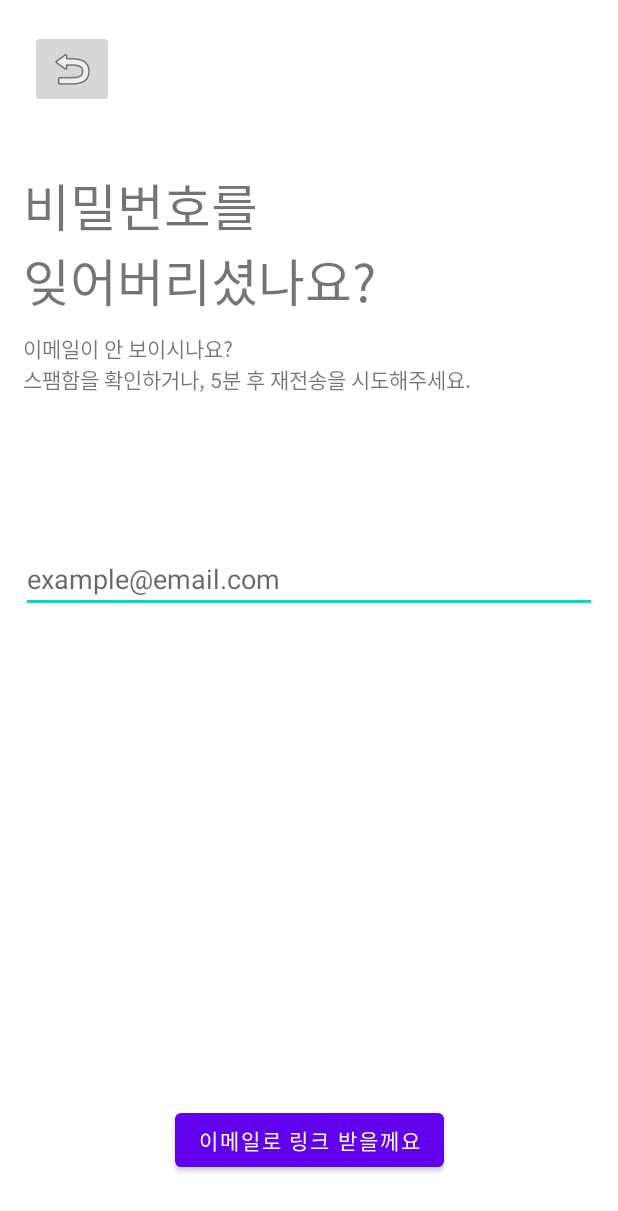
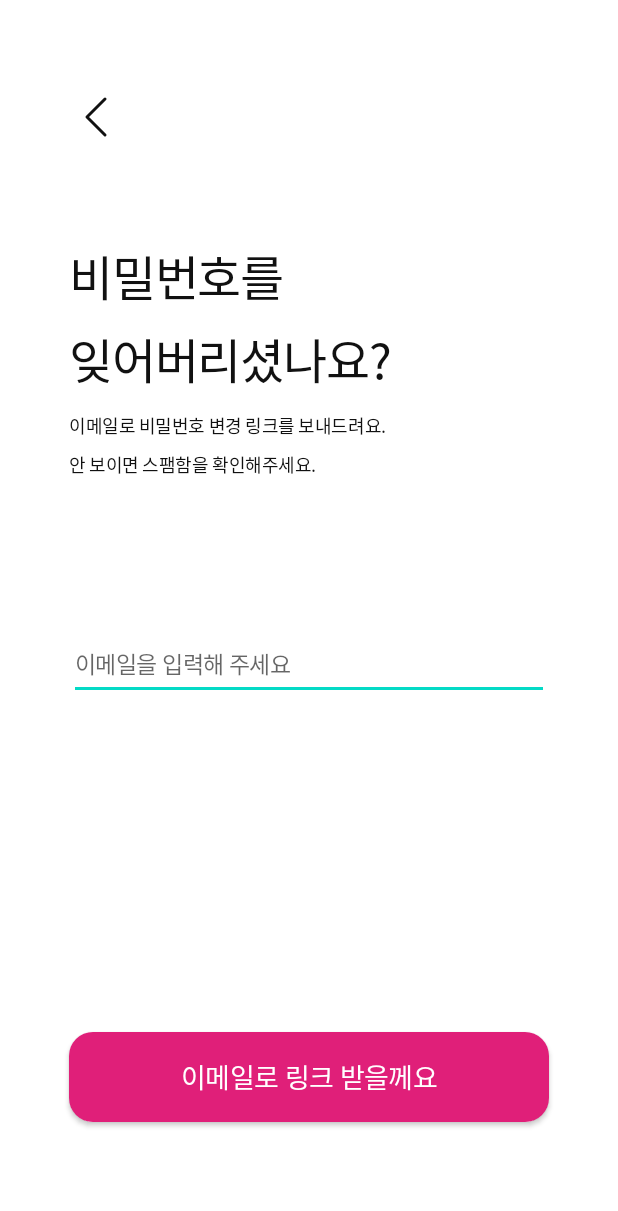
Before and after one commit to hajin148/MUSICAI, an Android app: the layout password_reset.xml on its own in the app's theme, with its tools: preview values and no code run, on a phone screen of 412 x 824 dp. Shown: the top 1211 px of the screen. Run offline under Robolectric (Android 15) with nearby library versions, the phone set to English and light mode, and no system bars.

Commit message:
Update UI Layout for password_reset

```diff
--- a/app/src/main/res/layout/password_reset.xml
+++ b/app/src/main/res/layout/password_reset.xml
@@ -1,70 +1,94 @@
 <?xml version="1.0" encoding="utf-8"?>
 <androidx.constraintlayout.widget.ConstraintLayout xmlns:android="http://schemas.android.com/apk/res/android"
     xmlns:app="http://schemas.android.com/apk/res-auto"
-    xmlns:tools="http://schemas.android.com/tools"
     android:layout_width="match_parent"
-    android:layout_height="match_parent">
+    android:layout_height="match_parent"
+    android:paddingStart="32dp"
+    android:paddingEnd="32dp"
+    app:layout_constraintStart_toStartOf="parent"
+    app:layout_constraintEnd_toEndOf="parent">
 
-    <ImageButton
+    <ImageView
         android:id="@+id/backButton"
         android:layout_width="wrap_content"
         android:layout_height="wrap_content"
-        android:layout_marginStart="20dp"
-        android:layout_marginTop="20dp"
-        app:layout_constraintStart_toStartOf="parent"
+        android:layout_marginTop="60dp"
+        app:layout_constraintBottom_toBottomOf="parent"
+        app:layout_constraintEnd_toEndOf="parent"
+        app:layout_constraintHorizontal_bias="0.0"
+        app:layout_constraintStart_toStartOf="@+id/link"
         app:layout_constraintTop_toTopOf="parent"
-        app:srcCompat="@android:drawable/ic_menu_revert" />
+        app:layout_constraintVertical_bias="0.0"
+        app:srcCompat="@drawable/btn_leftarrow"
+        app:tint="@color/black" />
 
     <TextView
         android:id="@+id/maintext"
-        android:layout_width="wrap_content"
+        style="@style/TextStyle_Display1"
+        android:layout_width="320dp"
         android:layout_height="wrap_content"
-        android:layout_marginStart="15dp"
-        android:layout_marginTop="40dp"
-        android:text="비밀번호를 \n잊어버리셨나요?"
-        android:textSize="34sp"
-        app:layout_constraintStart_toStartOf="parent"
-        app:layout_constraintTop_toBottomOf="@+id/backButton" />
+        android:layout_marginTop="160dp"
+        android:text="@string/resetpw_title"
+        android:textColor="@color/black"
+        app:layout_constraintBottom_toTopOf="@+id/subtext"
+        app:layout_constraintEnd_toEndOf="parent"
+        app:layout_constraintHorizontal_bias="0.0"
+        app:layout_constraintStart_toStartOf="@+id/backButton"
+        app:layout_constraintTop_toTopOf="parent"
+        app:layout_constraintVertical_bias="0.0" />
+
 
     <TextView
         android:id="@+id/subtext"
+        style="@style/TextStyle_Static_Regular"
         android:layout_width="wrap_content"
         android:layout_height="wrap_content"
-        android:layout_marginTop="10dp"
-        android:text="이메일이 안 보이시나요?\n스팸함을 확인하거나, 5분 후 재전송을 시도해주세요."
+        android:layout_marginTop="12dp"
+        android:text="@string/resetpw_sub"
+        app:layout_constraintEnd_toEndOf="parent"
+        app:layout_constraintHorizontal_bias="0.0"
         app:layout_constraintStart_toStartOf="@+id/maintext"
         app:layout_constraintTop_toBottomOf="@+id/maintext" />
 
     <EditText
         android:id="@+id/user_email"
-        android:layout_width="wrap_content"
-        android:layout_height="wrap_content"
+        style="@style/TextStyle_Input"
+        android:layout_width="320dp"
+        android:layout_height="48dp"
         android:layout_marginTop="100dp"
-        android:ems="18"
-        android:hint="example@email.com"
-        android:inputType="text"
-        app:layout_constraintEnd_toEndOf="parent"
-        app:layout_constraintStart_toStartOf="parent"
+        android:autofillHints="emailAddress"
+        android:ems="12"
+        android:hint="@string/hint_email"
+        android:inputType="textEmailAddress"
+        app:layout_constraintEnd_toEndOf="@+id/maintext"
+        app:layout_constraintStart_toStartOf="@+id/subtext"
         app:layout_constraintTop_toBottomOf="@+id/subtext" />
 
-    <Button
-        android:id="@+id/Link"
-        android:layout_width="wrap_content"
-        android:layout_height="wrap_content"
-        android:layout_marginBottom="40dp"
-        android:text="이메일로 링크 받을께요"
+    <com.google.android.material.button.MaterialButton
+        android:id="@+id/link"
+        style="@style/ButtonStyle_Primary"
+        android:layout_width="320dp"
+        android:layout_height="72dp"
+        android:layout_marginBottom="70dp"
+        android:text="@string/link"
         app:layout_constraintBottom_toBottomOf="parent"
         app:layout_constraintEnd_toEndOf="parent"
-        app:layout_constraintStart_toStartOf="parent" />
+        app:layout_constraintHorizontal_bias="0.5"
+        app:layout_constraintStart_toStartOf="parent"
+        app:layout_constraintTop_toTopOf="parent"
+        app:layout_constraintVertical_bias="1.0" />
 
-    <Button
-        android:id="@+id/link_time"
-        android:layout_width="wrap_content"
-        android:layout_height="wrap_content"
-        android:layout_marginBottom="40dp"
-        android:text="비밀번호 변경을 완료했어요!"
-        android:visibility="gone"
-        app:layout_constraintBottom_toBottomOf="parent"
-        app:layout_constraintEnd_toEndOf="parent"
-        app:layout_constraintStart_toStartOf="parent" />
+
+<!--    비밀번호 변경 완료 메세지는 result_message_screen.xml 레이아웃에 텍스트만 변경할 생각이였습니다. -->
+<!--    <Button-->
+<!--        android:id="@+id/link_time"-->
+<!--        android:layout_width="wrap_content"-->
+<!--        android:layout_height="wrap_content"-->
+<!--        android:layout_marginBottom="816dp"-->
+<!--        android:text="비밀번호 변경을 완료했어요!"-->
+<!--        android:visibility="gone"-->
+<!--        app:layout_constraintBottom_toBottomOf="parent"-->
+<!--        app:layout_constraintEnd_toEndOf="parent"-->
+<!--        app:layout_constraintHorizontal_bias="0.031"-->
+<!--        app:layout_constraintStart_toStartOf="parent" />-->
 </androidx.constraintlayout.widget.ConstraintLayout>
--- a/app/src/main/res/values/strings.xml
+++ b/app/src/main/res/values/strings.xml
@@ -23,9 +23,12 @@
     <string name="hint_pw">비밀번호를 입력해 주세요</string>
     <string name="hint_repw">비밀번호를 한 번 더 입력해주세요</string>
     <string name="error_name">이 닉네임은 이미 있어요! 다른 걸로 해볼까요?</string>
-    <string name="error_email">이 이메일은 이미 사용 중이에요. 혹시 잊으셨다면? 이메일 찾기</string>
+    <string name="error_email">이 이메일은 이미 사용 중이에요.</string>
     <string name="error_pw">비밀번호가 너무 짧습니다. 최소 8자 이상이어야 합니다.</string>
     <string name="error_repw">비밀번호가 서로 달라요! 다시 입력해 주세요.</string>
+    <!--   reset password screen   -->
+    <string name="resetpw_title">비밀번호를\n잊어버리셨나요?</string>
+    <string name="resetpw_sub">이메일로 비밀번호 변경 링크를 보내드려요.\n안 보이면 스팸함을 확인해주세요.</string>
     <!--    button message  -->
     <string name="back_to_login">로그인하러 가기</string>
     <string name="login">로그인하기</string>
```
